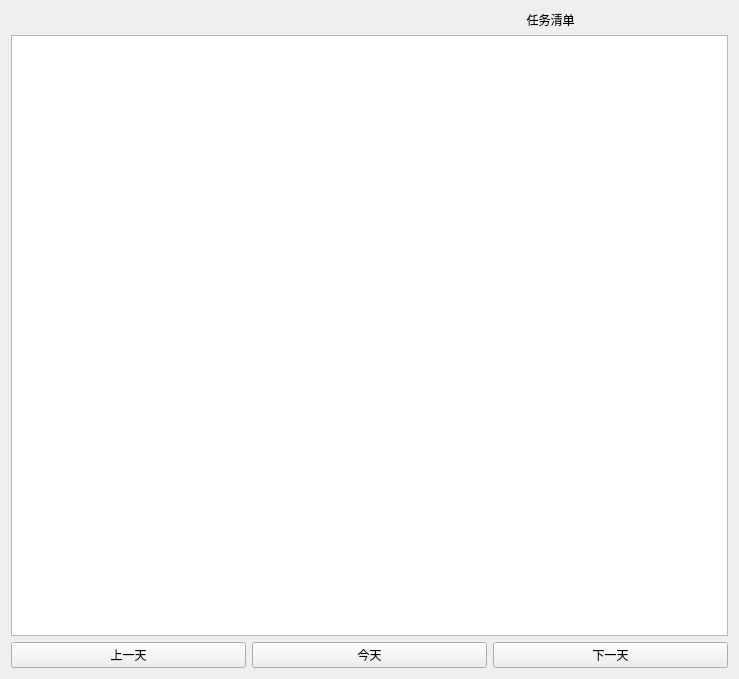
with9/plan_pickle, file ui/mainWidget.ui: the form before one commit.
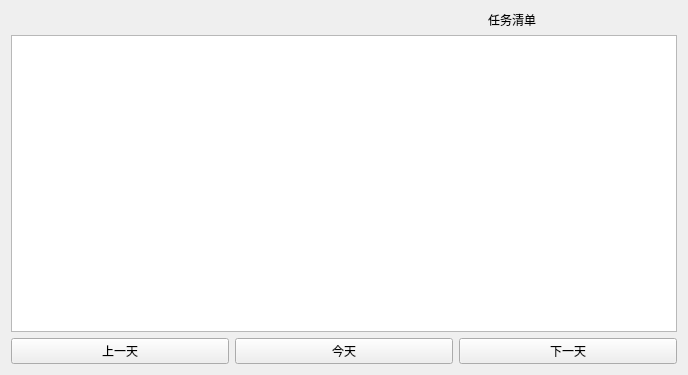
The form after the commit.

Patch:
```diff
--- a/ui/mainWidget.ui
+++ b/ui/mainWidget.ui
@@ -6,8 +6,8 @@
    <rect>
     <x>0</x>
     <y>0</y>
-    <width>739</width>
-    <height>679</height>
+    <width>688</width>
+    <height>375</height>
    </rect>
   </property>
   <property name="font">
@@ -59,6 +59,12 @@
    </item>
    <item>
     <widget class="QTableWidget" name="tableWidget">
+     <property name="contextMenuPolicy">
+      <enum>Qt::DefaultContextMenu</enum>
+     </property>
+     <property name="lineWidth">
+      <number>2</number>
+     </property>
      <property name="columnCount">
       <number>0</number>
      </property>
```
